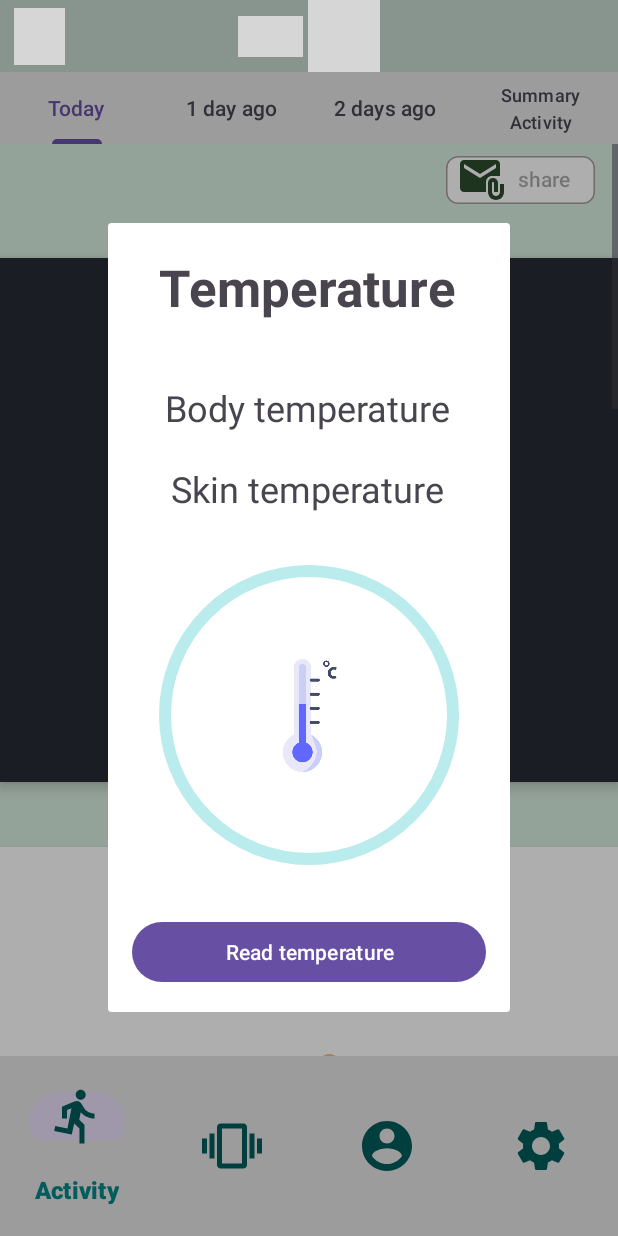
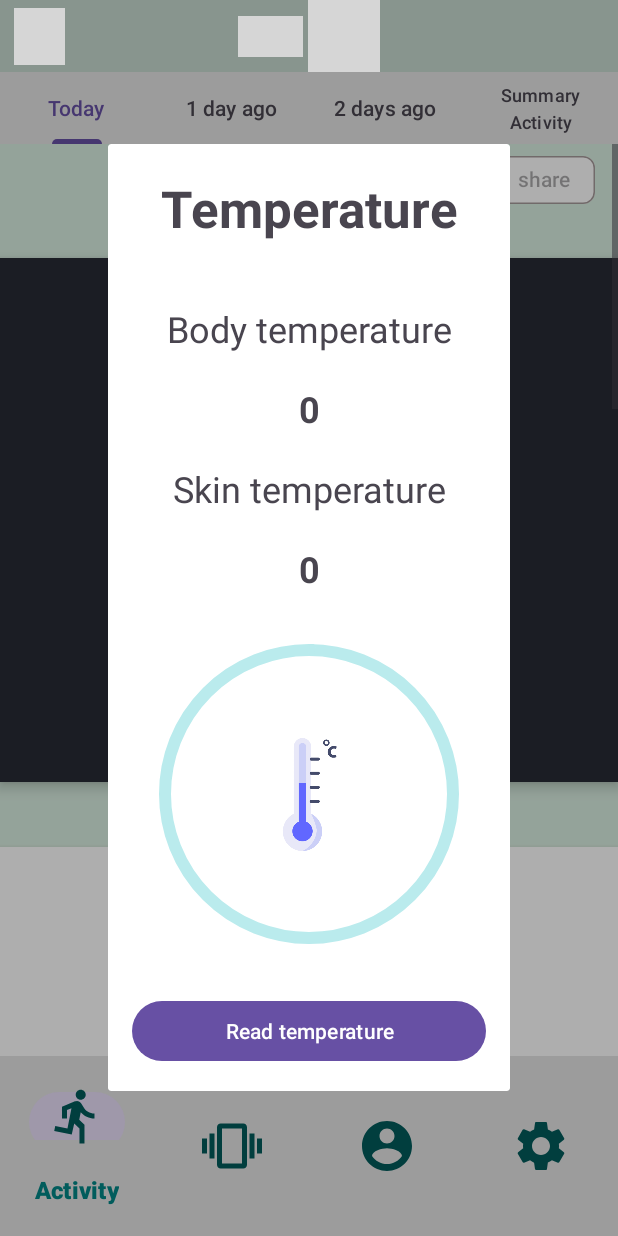
Before and after one commit to juandspcf-bit/SmartBand, an Android app: the fragment TemperatureDialogFragment placed in its activity, on a phone screen of 412 x 824 dp. Run offline under Robolectric (Android 15) with nearby library versions, the phone set to English and light mode, and no system bars; our stand-ins replace Room's generated code, data binding; libraries missing offline, so code that uses them is left out: com.androidplot, com.androidplot.xy, com.inuker.bluetooth, com.orhanobut.logger, com.veepoo.protocol and 1 more; plain views replace XYPlot; Roboto replaces fonts that are not available here; 7 statements that could not run were skipped; grey boxes are pictures that could not be loaded.

Commit message:
Added functional code for real time temperature measurement

```diff
--- a/app/src/main/java/com/misawabus/project/heartRate/DashBoardActivity.java
+++ b/app/src/main/java/com/misawabus/project/heartRate/DashBoardActivity.java
@@ -114,7 +114,7 @@ public class DashBoardActivity extends AppCompatActivity {
 
         dashBoardViewModel = new ViewModelProvider(this).get(DashBoardViewModel.class);
         dashBoardViewModel.setHealthsReadDataManager(healthsData);
-        dashBoardViewModel.setHealthsDataManager(deviceSettings);
+        dashBoardViewModel.setDeviceSettingManager(deviceSettings);
         dashBoardViewModel.setRealTimeTesterClass(realTimeTesterClass);
         DeviceViewModel deviceViewModel = new ViewModelProvider(this).get(DeviceViewModel.class);
         deviceViewModel.setMacAddress(macAddress);
--- a/app/src/main/java/com/misawabus/project/heartRate/device/config/DeviceConfig.java
+++ b/app/src/main/java/com/misawabus/project/heartRate/device/config/DeviceConfig.java
@@ -74,6 +74,7 @@ public class DeviceConfig {
                         final String[] splitKeyVal = keyVal.split("=");
                         availableFunctionsMap.put(splitKeyVal[0], Boolean.parseBoolean(splitKeyVal[1]));
                     });
+                    Log.d(TAG, "handleMessage: " + availableFunctionsMap);
                     deviceViewModel.setDeviceFeatures(availableFunctionsMap);
                     dashBoardViewModel.getRealTimeTesterClass().readSportSteps();
                     break;
--- a/app/src/main/java/com/misawabus/project/heartRate/device/config/DeviceSettings.java
+++ b/app/src/main/java/com/misawabus/project/heartRate/device/config/DeviceSettings.java
@@ -1,4 +1,6 @@
 package com.misawabus.project.heartRate.device.config;
+
+import static com.veepoo.protocol.model.enums.EFunctionStatus.SUPPORT_OPEN;
 
 import android.content.Context;
 import android.os.Handler;
@@ -14,10 +16,15 @@ import com.misawabus.project.heartRate.device.readData.utils.SleepDataUtils;
 import com.misawabus.project.heartRate.viewModels.DeviceViewModel;
 import com.misawabus.project.heartRate.viewModels.DashBoardViewModel;
 import com.misawabus.project.heartRate.Database.entities.SleepDataUI;
+import com.orhanobut.logger.Logger;
 import com.veepoo.protocol.VPOperateManager;
 import com.veepoo.protocol.listener.base.IBleWriteResponse;
+import com.veepoo.protocol.listener.data.ICustomSettingDataListener;
 import com.veepoo.protocol.model.datas.PersonInfoData;
+import com.veepoo.protocol.model.enums.EFunctionStatus;
 import com.veepoo.protocol.model.enums.ESex;
+import com.veepoo.protocol.model.settings.CustomSetting;
+import com.veepoo.protocol.model.settings.CustomSettingData;
 
 import java.time.LocalDate;
 import java.util.ArrayList;
@@ -26,10 +33,12 @@ import java.util.concurrent.ExecutorService;
 import java.util.concurrent.Executors;
 
 public class DeviceSettings {
+    private static final String TAG = DeviceSettings.class.getSimpleName();
     private final Context context;
     private final DashBoardViewModel dashBoardViewModel;
     private final DeviceViewModel deviceViewModel;
     private final AppCompatActivity activity;
+    private CustomSetting customSetting;
 
     private final WriteResponse writeResponse = new WriteResponse();
     private final int countDays = 0;
@@ -67,6 +76,48 @@ public class DeviceSettings {
         }, new PersonInfoData(sex, height, weight, age, stepAim));
     }
 
+    public void readDeviceSettings(){
+        VPOperateManager.getMangerInstance(context).readCustomSetting(writeResponse, new ICustomSettingDataListener() {
+            @Override
+            public void OnSettingDataChange(CustomSettingData customSettingData) {
+
+                String message = "个性化状态-公英制/时制(12/24)/5分钟测量开关(心率/血压)-读取:\n" + customSettingData.toString();
+                //customSettingData.setAutoHrv(SUPPORT_OPEN);
+
+                Log.d(TAG, "OnSettingDataChange: " + customSettingData);
+                customSetting= new CustomSetting(false, false, false, false, false);
+
+                customSetting.setIs24Hour(customSettingData.isIs24Hour());
+                customSetting.setMetricSystem(customSettingData.getMetricSystem()==SUPPORT_OPEN);
+                customSetting.setOpenAutoHeartDetect(customSettingData.getAutoHeartDetect()==SUPPORT_OPEN);
+                customSetting.setOpenAutoBpDetect(customSettingData.getAutoBpDetect()== SUPPORT_OPEN);
+                customSetting.setIsOpenSpo2hLowRemind(customSettingData.getLowSpo2hRemain());
+                customSetting.setIsOpenDisconnectRemind(customSettingData.getDisconnectRemind());
+                customSetting.setIsOpenPPG(customSettingData.getPpg());
+                customSetting.setIsOpenAutoTemperatureDetect(customSettingData.getAutoTemperatureDetect());
+                customSetting.setTemperatureUnit(customSettingData.getTemperatureUnit());
+
+
+
+                customSetting.setIsOpenVoiceBpHeart(SUPPORT_OPEN);
+                customSetting.setIsOpenAutoHRV(SUPPORT_OPEN);
+
+                setDeviceSettings(customSetting);
+
+            }
+        });
+    }
+
+
+    public void setDeviceSettings(CustomSetting customSetting){
+        VPOperateManager.getMangerInstance(context).changeCustomSetting(writeResponse, new ICustomSettingDataListener() {
+            @Override
+            public void OnSettingDataChange(CustomSettingData customSettingData) {
+                String message = "个性化状态-公英制/时制(12/24)/5分钟测量开关(心率/血压)-设置:\n" + customSettingData.toString();
+                Logger.t(TAG).i(message);
+            }
+        }, customSetting);
+    }
 
     static class WriteResponse implements IBleWriteResponse {
 
--- a/app/src/main/java/com/misawabus/project/heartRate/device/readRealTimeData/RealTimeTesterClass.java
+++ b/app/src/main/java/com/misawabus/project/heartRate/device/readRealTimeData/RealTimeTesterClass.java
@@ -35,6 +35,7 @@ import com.veepoo.protocol.model.enums.EBPDetectModel;
 import com.veepoo.protocol.model.settings.BpSetting;
 
 import java.util.ArrayList;
+import java.util.HashMap;
 import java.util.List;
 import java.util.Map;
 
@@ -160,9 +161,13 @@ public class RealTimeTesterClass {
         VPOperateManager.getMangerInstance(context).startDetectTempture(writeResponse, new ITemptureDetectDataListener() {
             @Override
             public void onDataChange(TemptureDetectData temptureDetectData) {
+                Map<String, Double> map = new HashMap<>();
+                map.put("BodyTemp", (double) temptureDetectData.getTempture());
+                map.put("SkinTemp", (double) temptureDetectData.getTemptureBase());
+                map.put("Progress", (double) temptureDetectData.getProgress());
+                dashBoardViewModel.getRealTimeTempData().setValue(map);
                 String message = "Temperature" + temptureDetectData.toString();
                 Logger.t(TAG).i(message);
-
             }
         });
 
@@ -174,7 +179,6 @@ public class RealTimeTesterClass {
             public void onDataChange(TemptureDetectData temptureDetectData) {
                 String message = "stopDetectTempture temptureDetectData:\n" + temptureDetectData.toString();
                 Logger.t(TAG).i(message);
-                sendMsg(message, 1);
             }
         });
 
--- a/app/src/main/java/com/misawabus/project/heartRate/fragments/PersonalFieldsScrollingFragment.java
+++ b/app/src/main/java/com/misawabus/project/heartRate/fragments/PersonalFieldsScrollingFragment.java
@@ -92,7 +92,7 @@ public class PersonalFieldsScrollingFragment extends Fragment {
                     int offset = i >= 0 ? 0 : -1;
                     int ageYears = LocalDate.now().getYear() + offset - bii.getYear();
                     Log.d("YEAR", String.valueOf(ageYears));
-                    dashBoardViewModel.getHealthsDataManager().synchronizePersonalData(eSex,
+                    dashBoardViewModel.getDeviceSettingsManager().synchronizePersonalData(eSex,
                             (int) height,
                             (int) weight,
                             ageYears,
@@ -206,7 +206,7 @@ public class PersonalFieldsScrollingFragment extends Fragment {
                                 int ageYears = LocalDate.now().getYear() + offset - bii.getYear();
 
                                 dashBoardViewModel.setDevice(device);
-                                dashBoardViewModel.getHealthsDataManager().synchronizePersonalData(eSex,
+                                dashBoardViewModel.getDeviceSettingsManager().synchronizePersonalData(eSex,
                                         (int) height,
                                         (int) weight,
                                         ageYears,
--- a/app/src/main/java/com/misawabus/project/heartRate/fragments/SummaryActivityFragment.java
+++ b/app/src/main/java/com/misawabus/project/heartRate/fragments/SummaryActivityFragment.java
@@ -61,6 +61,7 @@ public class SummaryActivityFragment extends Fragment {
             @Override
             public void onClick(View view) {
                 dashBoardViewModel.getRealTimeTesterClass().startTemperatureDetection();
+                //dashBoardViewModel.getDeviceSettingsManager().readDeviceSettings();
             }
         });
 
--- a/app/src/main/java/com/misawabus/project/heartRate/fragments/dialogFragments/TemperatureDialogFragment.java
+++ b/app/src/main/java/com/misawabus/project/heartRate/fragments/dialogFragments/TemperatureDialogFragment.java
@@ -2,6 +2,7 @@ package com.misawabus.project.heartRate.fragments.dialogFragments;
 
 import android.app.Dialog;
 import android.os.Bundle;
+import android.util.Log;
 import android.view.LayoutInflater;
 import android.view.View;
 import android.view.ViewGroup;
@@ -9,14 +10,30 @@ import android.view.Window;
 
 import androidx.annotation.NonNull;
 import androidx.annotation.Nullable;
+import androidx.databinding.DataBindingUtil;
 import androidx.fragment.app.DialogFragment;
+import androidx.lifecycle.Observer;
+import androidx.lifecycle.ViewModelProvider;
 
 import com.misawabus.project.heartRate.R;
+import com.misawabus.project.heartRate.databinding.FragmentRealTimeTemperatureBinding;
+import com.misawabus.project.heartRate.viewModels.DashBoardViewModel;
+
+import java.text.MessageFormat;
+import java.util.HashMap;
+import java.util.Locale;
+import java.util.Map;
 
 public class TemperatureDialogFragment extends DialogFragment {
+    private static final String TAG = TemperatureDialogFragment.class.getSimpleName();
+    private FragmentRealTimeTemperatureBinding binding;
+    private DashBoardViewModel dashBoardViewModel;
+
     @Override
     public void onCreate(@Nullable Bundle savedInstanceState) {
         super.onCreate(savedInstanceState);
+        dashBoardViewModel = new ViewModelProvider(requireActivity()).get(DashBoardViewModel.class);
+
     }
 
     @NonNull
@@ -30,12 +47,56 @@ public class TemperatureDialogFragment extends DialogFragment {
     @Nullable
     @Override
     public View onCreateView(@NonNull LayoutInflater inflater, @Nullable ViewGroup container, @Nullable Bundle savedInstanceState) {
-        return inflater.inflate(R.layout.fragment_real_time_temperature, container, false);
-
+        binding = DataBindingUtil.inflate(inflater, R.layout.fragment_real_time_temperature, container, false);
+        binding.setLifecycleOwner(getViewLifecycleOwner());
+        return binding.getRoot();
     }
 
     @Override
     public void onViewCreated(@NonNull View view, @Nullable Bundle savedInstanceState) {
         super.onViewCreated(view, savedInstanceState);
+
+        dashBoardViewModel.getRealTimeTempData().observe(getViewLifecycleOwner(), new Observer<Map<String, Double>>() {
+            @Override
+            public void onChanged(Map<String, Double> doubleMap) {
+                doubleMap.get("Progress");
+                int progress = (int) Math.round(doubleMap.get("Progress"));
+                double skinTemp = doubleMap.get("SkinTemp");
+                double bodyTemp = doubleMap.get("BodyTemp");
+
+                Log.d(TAG, "onChanged: " + progress);
+                binding.tempCircularProgress.setProgress(progress);
+                if(progress!=100) return;
+                binding.tempReadButton.setEnabled(true);
+                binding.tempCircularProgress.setProgress(0);
+                binding.tempSkinResultTextView
+                        .setText(String.format(Locale.getDefault(), "%.1f", skinTemp));
+                binding.tempBodyResultTexView
+                        .setText(String.format(Locale.getDefault(), "%.1f", bodyTemp));
+
+            }
+        });
+
+        binding.tempReadButton.setOnClickListener(new View.OnClickListener() {
+            @Override
+            public void onClick(View v) {
+                dashBoardViewModel.getRealTimeTesterClass().startTemperatureDetection();
+                binding.tempReadButton.setEnabled(false);
+
+                Log.d(TAG, "onClick: " + "clicked");
+            }
+        });
+    }
+
+    @Override
+    public void onDestroyView() {
+        super.onDestroyView();
+        Map<String, Double> map = new HashMap<>();
+        map.put("BodyTemp", 0.0);
+        map.put("SkinTemp", 0.0);
+        map.put("Progress", 0.0);
+        dashBoardViewModel.getRealTimeTempData().setValue(map);
+
+
     }
 }
--- a/app/src/main/java/com/misawabus/project/heartRate/viewModels/DashBoardViewModel.java
+++ b/app/src/main/java/com/misawabus/project/heartRate/viewModels/DashBoardViewModel.java
@@ -12,6 +12,7 @@
 import com.misawabus.project.heartRate.device.readData.HealthsData;
 import com.misawabus.project.heartRate.device.readRealTimeData.RealTimeTesterClass;
 
+import java.net.HttpCookie;
 import java.util.List;
 import java.util.Map;
 import java.util.Optional;
@@ -46,10 +47,11 @@
 
 
 
-    private DeviceSettings healthsDataManager;
+    private DeviceSettings deviceSettings;
     private RealTimeTesterClass realTimeTesterClass;
     private List<int[]> dataEcg;
     private HealthsData healthsReadDataManager;
+    private final MutableLiveData<Map<String, Double>> realTimeTempData = new MutableLiveData<>();
 
 
     public DashBoardViewModel() {
@@ -82,12 +84,12 @@
         isWiFiEnable = wiFiEnable;
     }
 
-    public DeviceSettings getHealthsDataManager() {
-        return healthsDataManager;
+    public DeviceSettings getDeviceSettingsManager() {
+        return deviceSettings;
     }
 
-    public void setHealthsDataManager(DeviceSettings healthsDataManager) {
-        this.healthsDataManager = healthsDataManager;
+    public void setDeviceSettingManager(DeviceSettings healthsDataManager) {
+        this.deviceSettings = healthsDataManager;
     }
 
     public HealthsData getHealthsReadDataManager() {
@@ -197,6 +199,12 @@
         this.realTimeBPData.setValue(realTimeBPData);
     }
 
+    public MutableLiveData<Map<String, Double>> getRealTimeTempData() {
+        return realTimeTempData;
+    }
+    public void setRealTimeTempData(Map<String, Double> realTimeTempData){
+        this.realTimeTempData.setValue(realTimeTempData);
+    }
 
     public int getIsFetching() {
         return isFetching;
--- a/app/src/main/res/layout/fragment_real_time_temperature.xml
+++ b/app/src/main/res/layout/fragment_real_time_temperature.xml
@@ -1,13 +1,19 @@
 <?xml version="1.0" encoding="utf-8"?>
-<androidx.constraintlayout.widget.ConstraintLayout xmlns:android="http://schemas.android.com/apk/res/android"
+<layout xmlns:android="http://schemas.android.com/apk/res/android"
     xmlns:app="http://schemas.android.com/apk/res-auto"
-    xmlns:tools="http://schemas.android.com/tools"
+    xmlns:tools="http://schemas.android.com/tools">
+
+    <data>
+
+    </data>
+
+    <androidx.constraintlayout.widget.ConstraintLayout
         android:layout_width="match_parent"
         android:layout_height="match_parent">
 
 
         <androidx.constraintlayout.widget.ConstraintLayout
-        android:layout_width="match_parent"
+            android:layout_width="wrap_content"
             android:layout_height="wrap_content"
             app:layout_constraintBottom_toBottomOf="parent"
             app:layout_constraintEnd_toEndOf="parent"
@@ -16,12 +22,10 @@
 
             <androidx.constraintlayout.helper.widget.Flow
                 android:id="@+id/flow8"
-            android:layout_width="wrap_content"
+                android:layout_width="0dp"
                 android:layout_height="wrap_content"
-            android:layout_marginStart="26dp"
-            android:layout_marginEnd="28dp"
                 android:orientation="vertical"
-            app:constraint_referenced_ids="textViewTitleTempDialog,tempBodyTextView,tempSkinTextView"
+                app:constraint_referenced_ids="textViewTitleTempDialog,tempBodyTextView,tempBodyResultTexView,tempSkinTextView,tempSkinResultTextView"
                 app:flow_verticalGap="20dp"
                 app:flow_wrapMode="chain"
                 app:layout_constraintEnd_toEndOf="parent"
@@ -68,6 +72,16 @@
                 tools:layout_editor_absoluteY="106dp" />
 
             <TextView
+                android:id="@+id/tempBodyResultTexView"
+                android:layout_width="wrap_content"
+                android:layout_height="wrap_content"
+                android:text="0"
+                android:textSize="24sp"
+                android:textStyle="bold"
+                tools:layout_editor_absoluteX="106dp"
+                tools:layout_editor_absoluteY="160dp" />
+
+            <TextView
                 android:id="@+id/tempSkinTextView"
                 android:layout_width="214dp"
                 android:layout_height="34dp"
@@ -77,6 +91,16 @@
                 android:textSize="24sp"
                 tools:layout_editor_absoluteX="27dp"
                 tools:layout_editor_absoluteY="160dp" />
+
+            <TextView
+                android:id="@+id/tempSkinResultTextView"
+                android:layout_width="wrap_content"
+                android:layout_height="wrap_content"
+                android:text="0"
+                android:textSize="24sp"
+                android:textStyle="bold"
+                tools:layout_editor_absoluteX="106dp"
+                tools:layout_editor_absoluteY="256dp" />
 
             <TextView
                 android:id="@+id/textViewTitleTempDialog"
@@ -110,3 +134,4 @@
 
 
     </androidx.constraintlayout.widget.ConstraintLayout>
+</layout>
```
Lines whose indentation alone changed are shown as unchanged.
